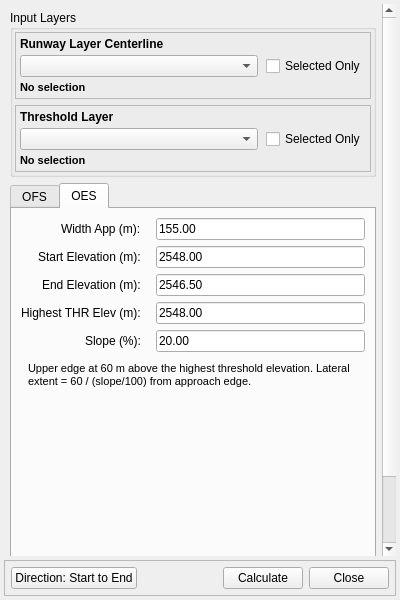
Before: the Qt Designer form qols/ui/new_ols_panel.ui in FLYGHT7/qOLS, drawn with Qt 5.
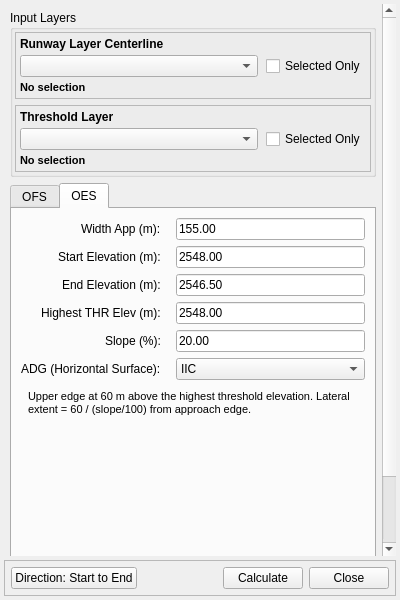
After: the same form once the commit is applied. The open tabs and pages were chosen to show the change. Custom widgets are drawn as their Qt base class.

Commit message: Implement Horizontal Surface calculations for New OLS; add UI components and script for ADG-driven rings.

The edit to the form file:
```diff
--- a/qols/ui/new_ols_panel.ui
+++ b/qols/ui/new_ols_panel.ui
@@ -422,7 +422,27 @@
          </widget>
         </item>
 
-        <item row="5" column="0" colspan="2">
+        <item row="5" column="0">
+         <widget class="QLabel" name="label_adg_horizontal_oes">
+          <property name="text"><string>ADG (Horizontal Surface):</string></property>
+         </widget>
+        </item>
+        <item row="5" column="1">
+         <widget class="QComboBox" name="combo_adg_horizontal_oes">
+          <property name="minimumHeight"><number>22</number></property>
+          <property name="currentIndex"><number>3</number></property>
+          <property name="toolTip"><string>Aeroplane Design Group for the Horizontal Surface (Table 4-10). Independent of the OFS tab's ADG Group — I/IIA, IIB, and IIC-V are distinct dimension tiers here.</string></property>
+          <item><property name="text"><string>I</string></property></item>
+          <item><property name="text"><string>IIA</string></property></item>
+          <item><property name="text"><string>IIB</string></property></item>
+          <item><property name="text"><string>IIC</string></property></item>
+          <item><property name="text"><string>III</string></property></item>
+          <item><property name="text"><string>IV</string></property></item>
+          <item><property name="text"><string>V</string></property></item>
+         </widget>
+        </item>
+
+        <item row="6" column="0" colspan="2">
          <widget class="QLabel" name="label_oes_note">
           <property name="text">
            <string>Upper edge at 60 m above the highest threshold elevation. Lateral extent = 60 / (slope/100) from approach edge.</string>
```
The commit also changes 4 other files.
